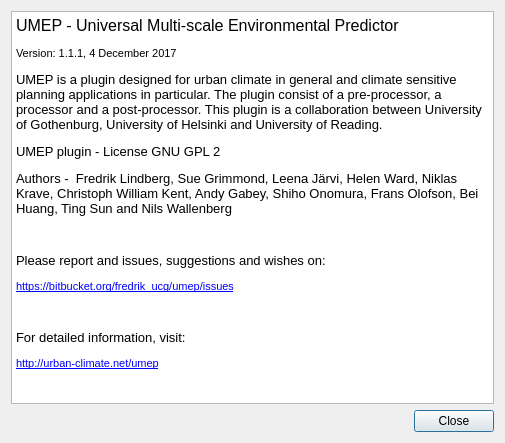
Old version of the form UMEP_about.ui in the repository UMEP-dev/UMEP.
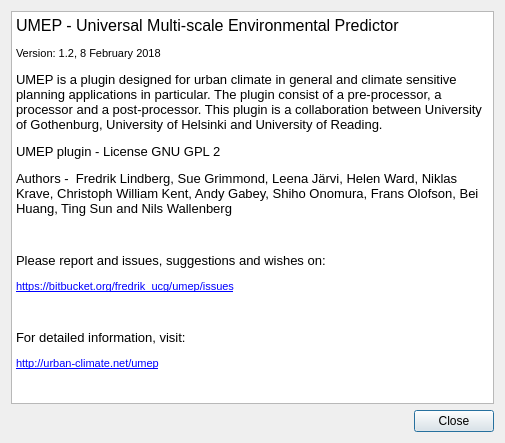
New version of the form.

Diff of the .ui file:
```diff
--- a/UMEP_about.ui
+++ b/UMEP_about.ui
@@ -31,7 +31,7 @@
 p, li { white-space: pre-wrap; }
 &lt;/style&gt;&lt;/head&gt;&lt;body style=&quot; font-family:'MS Shell Dlg 2'; font-size:8.25pt; font-weight:400; font-style:normal;&quot;&gt;
 &lt;p style=&quot; margin-top:0px; margin-bottom:0px; margin-left:0px; margin-right:0px; -qt-block-indent:0; text-indent:0px;&quot;&gt;&lt;span style=&quot; font-size:12pt;&quot;&gt;UMEP - Universal Multi-scale Environmental Predictor &lt;/span&gt;&lt;/p&gt;
-&lt;p style=&quot; margin-top:12px; margin-bottom:12px; margin-left:0px; margin-right:0px; -qt-block-indent:0; text-indent:0px;&quot;&gt;&lt;span style=&quot; font-size:8pt;&quot;&gt;Version: 1.1.1, 4 December 2017&lt;/span&gt;&lt;/p&gt;
+&lt;p style=&quot; margin-top:12px; margin-bottom:12px; margin-left:0px; margin-right:0px; -qt-block-indent:0; text-indent:0px;&quot;&gt;&lt;span style=&quot; font-size:8pt;&quot;&gt;Version: 1.2, 8 February 2018&lt;/span&gt;&lt;/p&gt;
 &lt;p style=&quot; margin-top:12px; margin-bottom:12px; margin-left:0px; margin-right:0px; -qt-block-indent:0; text-indent:0px;&quot;&gt;&lt;span style=&quot; font-size:10pt;&quot;&gt;UMEP is a plugin designed for urban climate in general and climate sensitive planning applications in particular. The plugin consist of a pre-processor, a processor and a post-processor. This plugin is a collaboration between University of Gothenburg, University of Helsinki and University of Reading.&lt;/span&gt;&lt;/p&gt;
 &lt;p style=&quot; margin-top:12px; margin-bottom:12px; margin-left:0px; margin-right:0px; -qt-block-indent:0; text-indent:0px;&quot;&gt;&lt;span style=&quot; font-size:10pt;&quot;&gt;UMEP plugin - License GNU GPL 2&lt;/span&gt;&lt;/p&gt;
 &lt;p style=&quot; margin-top:12px; margin-bottom:12px; margin-left:0px; margin-right:0px; -qt-block-indent:0; text-indent:0px;&quot;&gt;&lt;span style=&quot; font-size:10pt;&quot;&gt;Authors -  Fredrik Lindberg, Sue Grimmond, Leena Järvi, Helen Ward, Niklas Krave, Christoph William Kent, Andy Gabey, Shiho Onomura, Frans Olofson, Bei Huang, Ting Sun and Nils Wallenberg&lt;/span&gt;&lt;/p&gt;
```
